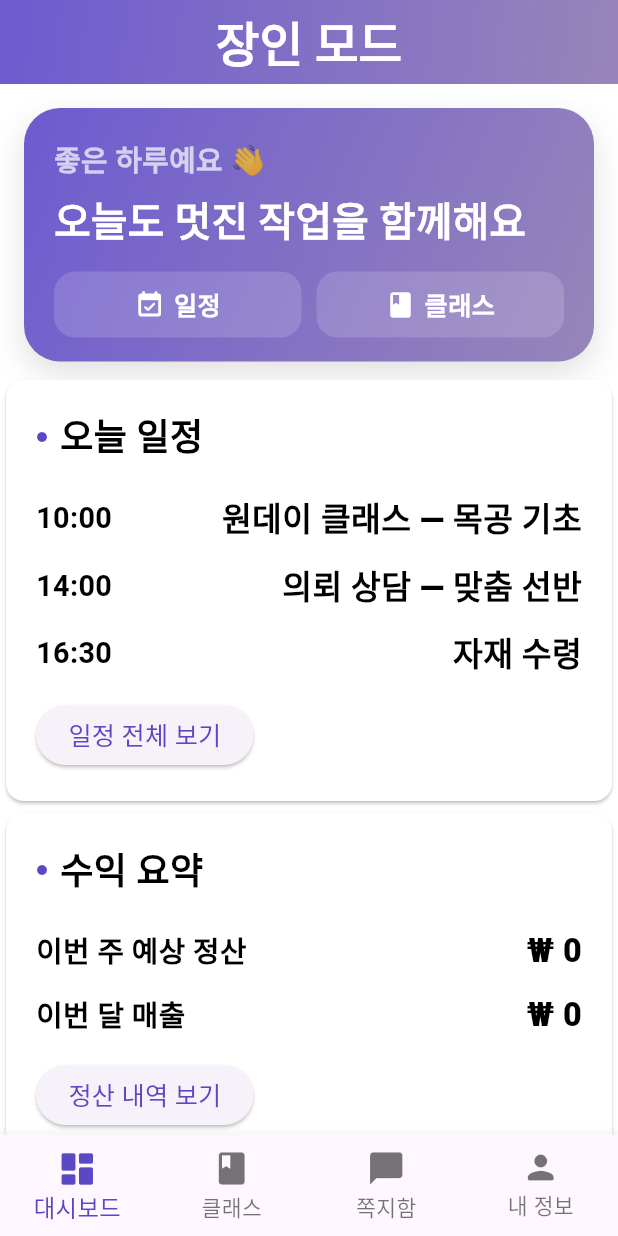
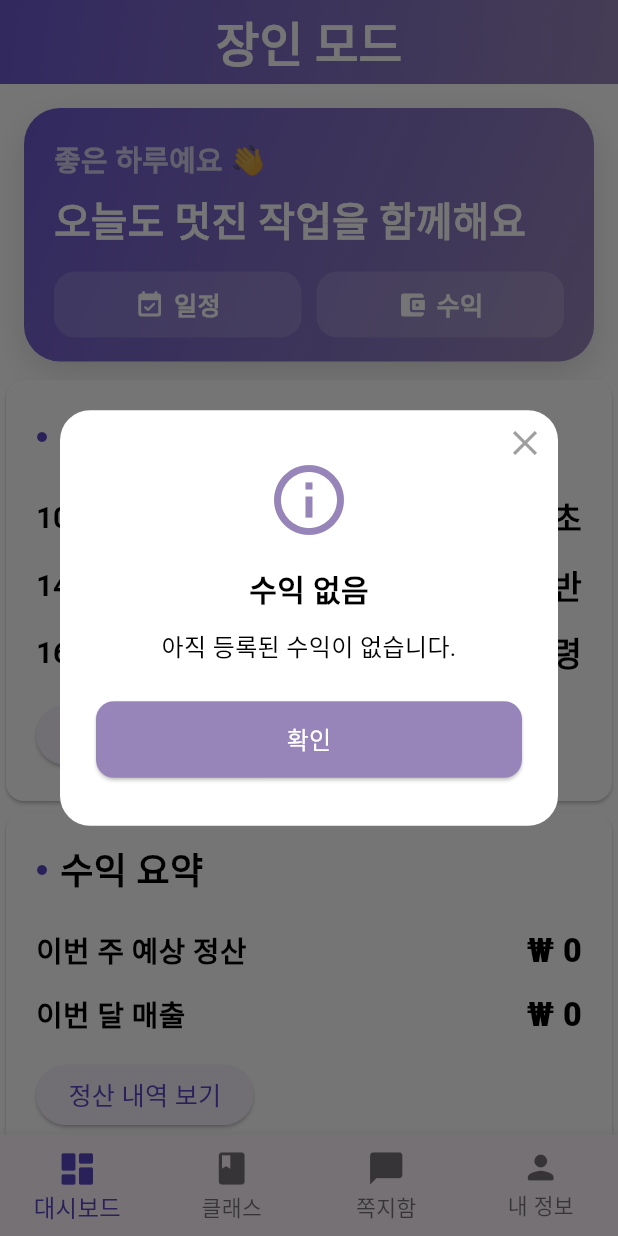
Before and after one commit to K-Hackathon-01z/eum-front, a Flutter app: the ArtistShellScreen screen opened by its route, after a tap on "정산 내역 보기", on a phone screen of 412 x 824 dp. Run offline on Flutter 3.47's test engine with Material 3 defaults, Android fonts, the phone set to English and light mode, and no system bars; our stand-ins replace flutter_dotenv, flutter_svg.

Commit message:
feat:다이알로그 추가

```diff
--- a/lib/screens/artist/dashboard.dart
+++ b/lib/screens/artist/dashboard.dart
@@ -1,8 +1,23 @@
 import 'package:flutter/material.dart';
+import 'package:eum_demo/widgets/user/popup.dart'; // 다이얼로그 공용 위젯 추가
 
 class DashboardPage extends StatelessWidget {
   final bool highContrast;
   const DashboardPage({super.key, required this.highContrast});
+
+  // 공용 다이얼로그
+  void _showEmptyDialog(BuildContext context, String what) {
+    showDialog(
+      context: context,
+      builder: (_) => CommonPopup(
+        icon: Icons.info_outline,
+        title: '$what 없음',
+        message: '아직 등록된 $what이 없습니다.',
+        button1Text: '확인',
+        onButtonFirstPressed: () => Navigator.of(context).pop(),
+      ),
+    );
+  }
 
   @override
   Widget build(BuildContext context) {
@@ -53,9 +68,19 @@ class DashboardPage extends StatelessWidget {
                 const SizedBox(height: 14),
                 Row(
                   children: [
-                    _quick(cs, Icons.event_available_rounded, '일정'),
+                    _quick(
+                      cs,
+                      Icons.event_available_rounded,
+                      '일정',
+                      onTap: () => _showEmptyDialog(context, '일정'),
+                    ),
                     const SizedBox(width: 10),
-                    _quick(cs, Icons.class_rounded, '클래스'),
+                    _quick(
+                      cs,
+                      Icons.account_balance_wallet_rounded,
+                      '수익',
+                      onTap: () => _showEmptyDialog(context, '수익'),
+                    ),
                   ],
                 ),
               ],
@@ -69,7 +94,10 @@ class DashboardPage extends StatelessWidget {
           _row('14:00', '의뢰 상담 — 맞춤 선반'),
           _row('16:30', '자재 수령'),
           const SizedBox(height: 8),
-          ElevatedButton(onPressed: () {}, child: const Text('일정 전체 보기')),
+          ElevatedButton(
+            onPressed: () => _showEmptyDialog(context, '일정'),
+            child: const Text('일정 전체 보기'),
+          ),
         ], highContrast),
 
         _section(context, '수익 요약', [
@@ -77,9 +105,10 @@ class DashboardPage extends StatelessWidget {
           _row('이번 주 예상 정산', '₩ 0'),
           _row('이번 달 매출', '₩ 0'),
           const SizedBox(height: 8),
-          ElevatedButton(onPressed: () {
-            // 정산 내역 보기 기능 구현
-          }, child: const Text('정산 내역 보기')),
+          ElevatedButton(
+            onPressed: () => _showEmptyDialog(context, '수익'),
+            child: const Text('정산 내역 보기'),
+          ),
         ], highContrast),
 
         const SizedBox(height: 16),
@@ -103,8 +132,6 @@ class DashboardPage extends StatelessWidget {
       ],
     ),
   );
-
-  // 의뢰함 제거에 따라 사용되지 않는 칩 위젯 제거됨
 
   Widget _section(
     BuildContext context,
@@ -142,8 +169,17 @@ class DashboardPage extends StatelessWidget {
     ),
   );
 
-  Widget _quick(ColorScheme cs, IconData icon, String label) {
+  // onTap 전달 가능하도록 수정
+  Widget _quick(
+    ColorScheme cs,
+    IconData icon,
+    String label, {
+    VoidCallback? onTap,
+  }) {
     return Expanded(
+      child: InkWell(
+        onTap: onTap,
+        borderRadius: BorderRadius.circular(14),
         child: Container(
           decoration: BoxDecoration(
             color: Colors.white.withOpacity(0.15),
@@ -165,6 +201,7 @@ class DashboardPage extends StatelessWidget {
             ],
           ),
         ),
+      ),
     );
   }
 }
```
Lines whose indentation alone changed are shown as unchanged.
